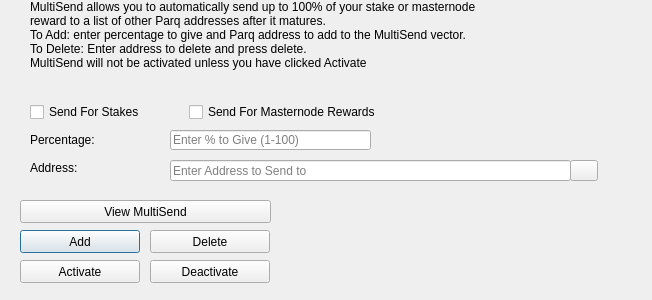
Before: the Qt Designer form src/qt/forms/multisenddialog.ui in BareCrypto/bare-core, drawn with Qt 5.
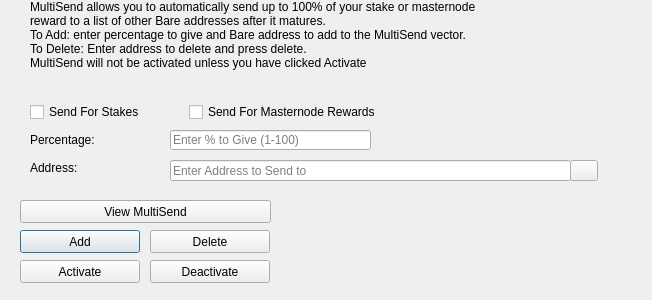
After: the same form once the commit is applied. Icons and pictures are not drawn.

Patch:
```diff
--- a/src/qt/forms/multisenddialog.ui
+++ b/src/qt/forms/multisenddialog.ui
@@ -61,8 +61,8 @@
     <number>1</number>
    </property>
    <property name="text">
-    <string>MultiSend allows you to automatically send up to 100% of your stake or masternode reward to a list of other Parq addresses after it matures.
-To Add: enter percentage to give and Parq address to add to the MultiSend vector.
+    <string>MultiSend allows you to automatically send up to 100% of your stake or masternode reward to a list of other Bare addresses after it matures.
+To Add: enter percentage to give and Bare address to add to the MultiSend vector.
 To Delete: Enter address to delete and press delete.
 MultiSend will not be activated unless you have clicked Activate</string>
    </property>
```
Left out of the diff: 4 changed lines with no effect on the pictures.
